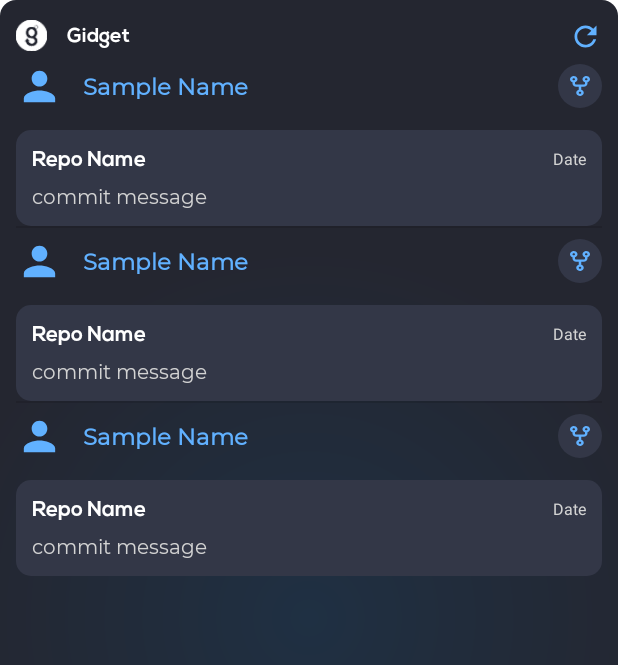
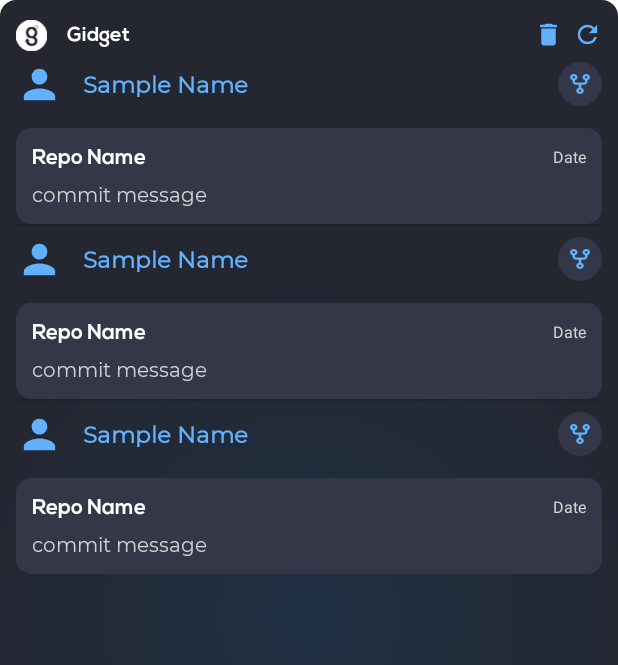
Before and after one commit to GDGVIT/gidget, an Android app: the layout gidget_widget.xml on its own in the app's theme, with its tools: preview values and no code run, on a phone screen of 412 x 824 dp. Shown: the top 665 px of the screen. Run offline under Robolectric (Android 15) with nearby library versions, the phone set to English and light mode, and no system bars.

```diff
--- a/app/src/main/AndroidManifest.xml
+++ b/app/src/main/AndroidManifest.xml
@@ -43,8 +43,8 @@
                 <category android:name="android.intent.category.BROWSABLE" />
 
                 <data
-                    android:host="callback"
-                    android:scheme="futurestudio" />
+                    android:host="auth"
+                    android:scheme="gidget" />
             </intent-filter>
         </activity>
 
--- a/app/src/main/java/com/dscvit/gidget/activities/MainActivity.kt
+++ b/app/src/main/java/com/dscvit/gidget/activities/MainActivity.kt
@@ -26,7 +26,7 @@ class MainActivity : AppCompatActivity() {
     private lateinit var loginButton: Button
     private val clientID: String = Security.getClientId()
     private val clientSecret: String = Security.getClientSecret()
-    private val redirectUrl: String = "futurestudio://callback"
+    private val redirectUrl: String = "gidget://auth"
 
     override fun onCreate(savedInstanceState: Bundle?) {
         super.onCreate(savedInstanceState)
--- a/app/src/main/java/com/dscvit/gidget/widget/GidgetWidget.kt
+++ b/app/src/main/java/com/dscvit/gidget/widget/GidgetWidget.kt
@@ -57,8 +57,10 @@ class GidgetWidget : AppWidgetProvider() {
 
     override fun onEnabled(context: Context) {
         val appwidgetAlarm = AppWidgetAlarm(context.applicationContext)
-        if (!utils.isEmpty(context))
+        if (!utils.isEmpty(context)) {
+            onWidgetRefresh(context)
             appwidgetAlarm.startGidgetRefresh()
+        }
     }
 
     override fun onDisabled(context: Context) {}
--- a/app/src/main/res/layout/gidget_widget.xml
+++ b/app/src/main/res/layout/gidget_widget.xml
@@ -47,15 +47,26 @@
             android:layout_height="wrap_content"
             android:layout_centerVertical="true"
             android:layout_marginHorizontal="@dimen/_5sdp"
-            android:layout_toStartOf="@+id/appwidgetRefreshButton"
+            android:layout_toStartOf="@+id/appwidgetDeleteButton"
             android:fontFamily="@font/montserrat"
             android:textColor="@color/white"
             android:textSize="@dimen/_8sdp" />
 
         <ImageButton
+            android:id="@+id/appwidgetDeleteButton"
+            android:layout_width="@dimen/_15sdp"
+            android:layout_height="@dimen/_15sdp"
+            android:layout_toStartOf="@+id/appwidgetRefreshButton"
+            android:background="@android:color/transparent"
+            android:contentDescription="@string/picture"
+            android:scaleType="fitCenter"
+            android:layout_marginEnd="@dimen/_5sdp"
+            android:src="@drawable/ic_baseline_delete_24"/>
+
+        <ImageButton
             android:id="@+id/appwidgetRefreshButton"
-            android:layout_width="@dimen/_17sdp"
-            android:layout_height="@dimen/_17sdp"
+            android:layout_width="@dimen/_15sdp"
+            android:layout_height="@dimen/_15sdp"
             android:layout_alignParentEnd="true"
             android:background="@android:color/transparent"
             android:contentDescription="@string/picture"
```
